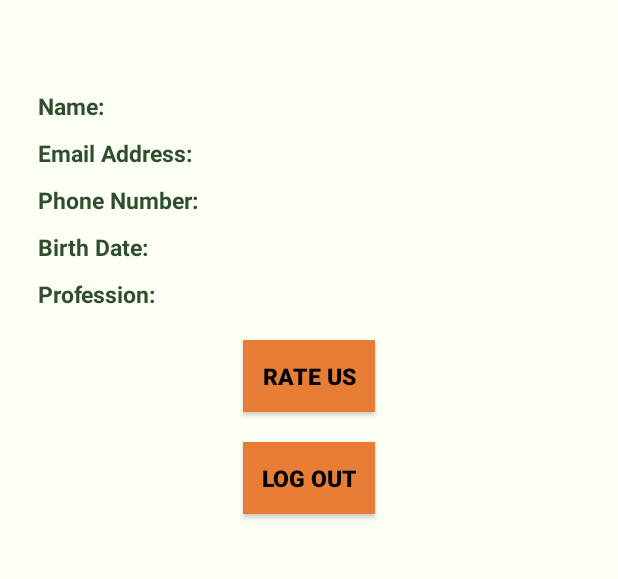
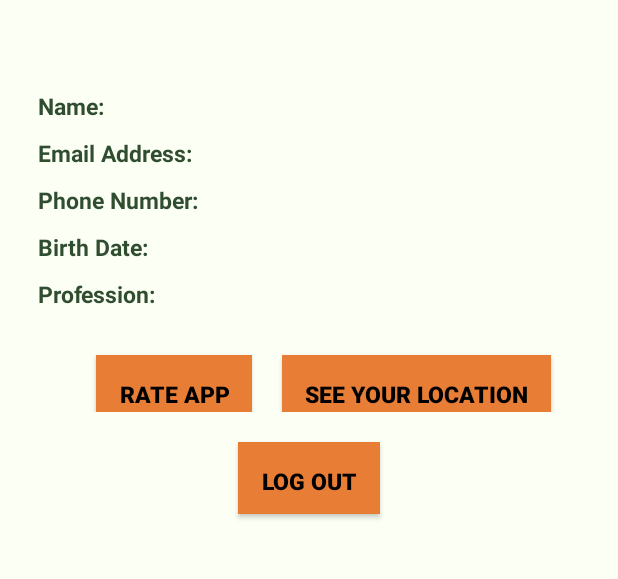
Before and after one commit to preetu10/Leaf-Logic, an Android app: the ProfileActivity screen opened directly, with no data from a screen before it, on a phone screen of 412 x 824 dp, the part 557-1136 px from its top. Run offline under Robolectric (Android 15) with nearby library versions, the phone set to English and light mode, and no system bars; our stand-ins replace Firebase (no records; nobody signed in at launch, a user with empty details on screens opened directly).

Commit message:
little done

```diff
--- a/app/src/main/AndroidManifest.xml
+++ b/app/src/main/AndroidManifest.xml
@@ -16,6 +16,12 @@
         android:supportsRtl="true"
         android:theme="@style/Theme.MyFirstApp"
         tools:targetApi="31">
+        <activity
+            android:name=".NewsFeedActivity"
+            android:exported="false" />
+        <activity
+            android:name=".MapsActivity"
+            android:exported="false" />
         <activity
             android:name=".WeatherActivity"
             android:exported="false" />
--- a/app/src/main/java/com/example/myfirstapp/Map_Fragment.java
+++ b/app/src/main/java/com/example/myfirstapp/Map_Fragment.java
@@ -33,9 +33,6 @@ public class Map_Fragment extends Fragment {
 
                         MarkerOptions markerOptions = new MarkerOptions().position(chittagongUniversityLocation).title("Chittagong University Rd, Chittagong 4331");
 
-
-//                        markerOptions.position(latLng);
-//                        markerOptions.title(latLng.latitude+" KG "+latLng.longitude );
                         googleMap.clear();
                         googleMap.addMarker(markerOptions);
                         googleMap.animateCamera(CameraUpdateFactory.newLatLngZoom(chittagongUniversityLocation, 15));
--- a/app/src/main/java/com/example/myfirstapp/ProfileActivity.java
+++ b/app/src/main/java/com/example/myfirstapp/ProfileActivity.java
@@ -22,7 +22,7 @@ import org.w3c.dom.Text;
 import java.util.Objects;
 
 public class ProfileActivity extends AppCompatActivity {
-    private Button signout,rate;
+    private Button signout,rate,location;
     private FirebaseAuth firebaseAuth;
     private FirebaseFirestore firestore;
 
@@ -33,6 +33,7 @@ public class ProfileActivity extends AppCompatActivity {
         setContentView(R.layout.activity_profile);
         signout=(Button) findViewById(R.id.signout);
         rate=(Button) findViewById(R.id.rateId);
+        location=(Button)findViewById(R.id.see_location);
         userText=(TextView)findViewById(R.id.user_name) ;
         nameText=(TextView) findViewById(R.id.u_name);
         emailText=(TextView)findViewById(R.id.u_email) ;
@@ -90,6 +91,14 @@ public class ProfileActivity extends AppCompatActivity {
             }
         });
 
+        location.setOnClickListener(new View.OnClickListener() {
+            @Override
+            public void onClick(View v) {
+                Intent intent = new Intent(ProfileActivity.this, MapsActivity.class);
+                startActivity(intent);
+            }
+        });
+
 
         signout.setOnClickListener(new View.OnClickListener() {
             @Override
--- a/app/src/main/res/layout/activity_profile.xml
+++ b/app/src/main/res/layout/activity_profile.xml
@@ -182,30 +182,54 @@
             android:textColorHighlight="@color/hover_over_main"
             />
     </LinearLayout>
+    <LinearLayout
+        android:layout_width="match_parent"
+        android:layout_height="wrap_content"
+        android:orientation="horizontal"
+        android:layout_gravity="start"
+        android:layout_marginStart="20dp"
+        android:gravity="center"
+        >
 
-    <Button
-        android:id="@+id/rateId"
+        <Button
+            android:id="@+id/rateId"
+            android:layout_width="wrap_content"
+            android:layout_height="48dp"
+            android:layout_marginTop="20dp"
+            android:layout_marginRight="20dp"
+            android:background="@color/button"
+            android:padding="15dp"
+            android:text="@string/rate_us"
+            android:textAlignment="center"
+            android:textColor="@color/black"
+            android:textSize="15sp"
+            android:textStyle="bold" />
+
+        <Button
+        android:id="@+id/see_location"
         android:layout_width="wrap_content"
-        android:layout_height="wrap_content"
+        android:layout_height="48dp"
         android:layout_marginTop="20dp"
-        android:text="@string/rate_us"
+        android:text="@string/see_your_location"
         android:background="@color/button"
         android:textSize="15sp"
         android:textStyle="bold"
+        android:padding="15dp"
         android:textColor="@color/black"
         android:textAlignment="center"
         />
-
+    </LinearLayout>
     <Button
         android:id="@+id/signout"
         android:layout_width="wrap_content"
-        android:layout_height="wrap_content"
+        android:layout_height="48dp"
         android:layout_marginTop="20dp"
         android:text="@string/signout"
         android:background="@color/button"
         android:textSize="15sp"
         android:textStyle="bold"
         android:textColor="@color/black"
+        android:padding="15dp"
         android:textAlignment="center"
         />
 
--- a/app/src/main/res/values/strings.xml
+++ b/app/src/main/res/values/strings.xml
@@ -42,7 +42,7 @@
     <string name="phone">Phone Number: </string>
     <string name="birth">Birth Date: </string>
     <string name="prof">Profession: </string>
-    <string name="rate_us">Rate Us</string>
+    <string name="rate_us">Rate App</string>
     <string name="send_feedback">Send Feedback</string>
     <string name="write_here">Write Here</string>
     <string name="submit">Submit</string>
@@ -61,5 +61,6 @@
     <string name="min_temp">Minimum Temperature:</string>
     <string name="humidity">Humidity:</string>
     <string name="pressure">Pressure:</string>
+    <string name="see_your_location">See Your Location</string>
 
 </resources>
```
Also changed, not shown: app/src/main/java/com/example/myfirstapp/MapsActivity.java (added, +96 -0 lines), app/src/main/java/com/example/myfirstapp/NewsFeedActivity.java (added, +14 -0 lines), app/src/main/java/com/example/myfirstapp/SignupActivity.java (+35 -3 lines), app/src/main/res/layout/activity_maps.xml (added, +10 -0 lines), app/src/main/res/layout/activity_news_feed.xml (added, +9 -0 lines), app/src/main/res/layout/activity_signup.xml (+10 -0 lines).
